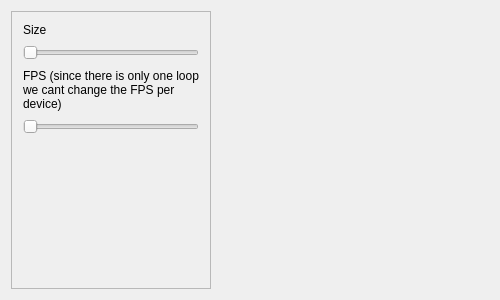
Before: the Qt Designer form 10_QofApp/src/myWidget.ui in wasawi/ofxQt, drawn with Qt 5.
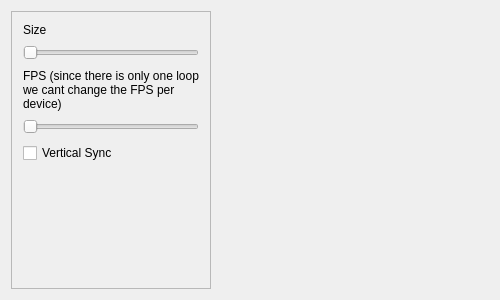
After: the same form once the commit is applied.

Diff of the .ui file:
```diff
--- a/10_QofApp/src/myWidget.ui
+++ b/10_QofApp/src/myWidget.ui
@@ -172,6 +172,13 @@
           </property>
          </widget>
         </item>
+        <item>
+         <widget class="QCheckBox" name="VerticalSync_checkbox">
+          <property name="text">
+           <string>Vertical Sync</string>
+          </property>
+         </widget>
+        </item>
        </layout>
       </item>
      </layout>
```
Left out of the diff: 6 changed lines with no effect on the pictures.
